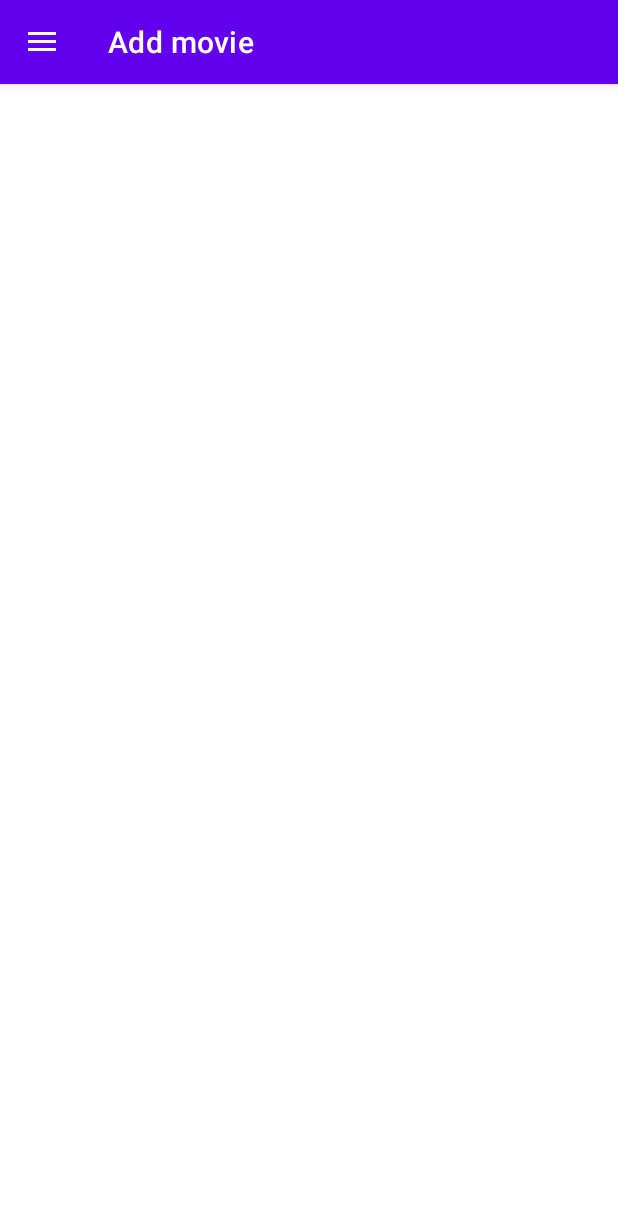
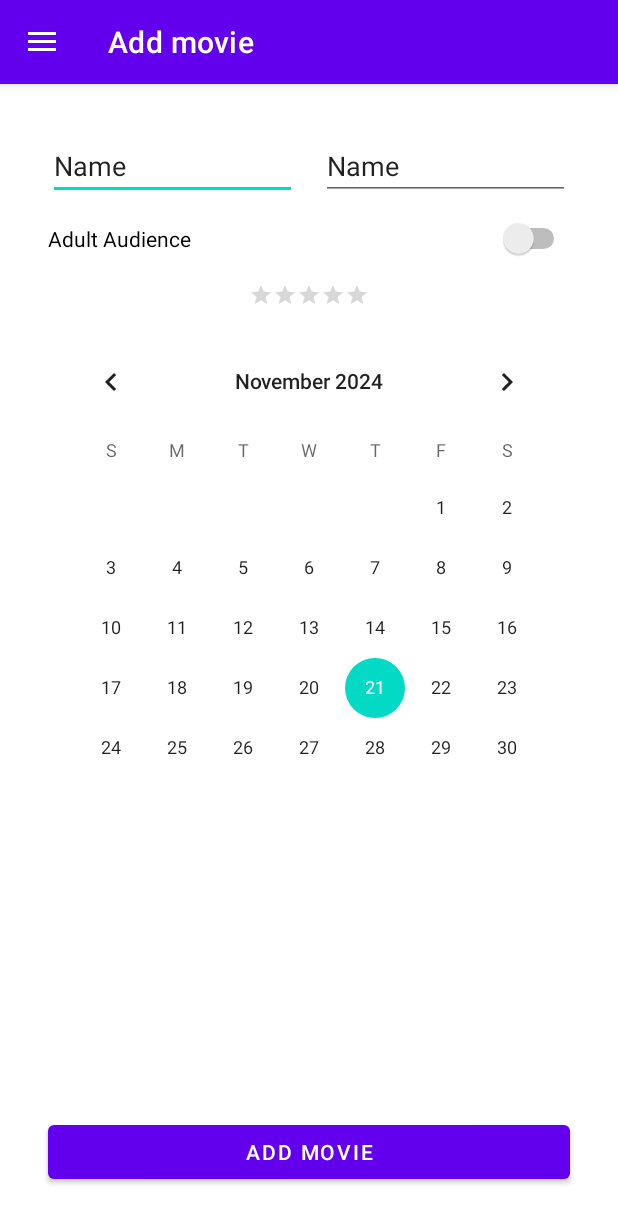
Before and after one commit to NorbertKlockiewicz/PUM24, an Android app: the screen it shows after launch (MainActivity), in the side drawer, after a tap on "Add movie", on a phone screen of 412 x 824 dp. Shown: the top 1223 px of the screen. Run offline under Robolectric (Android 15) with nearby library versions, the phone set to English and light mode, and no system bars; our stand-ins replace navigation-ui.

Commit message:
Add solution

```diff
--- a/app/src/main/res/layout/fragment_add_movie.xml
+++ b/app/src/main/res/layout/fragment_add_movie.xml
@@ -5,5 +5,78 @@
     android:layout_width="match_parent"
     android:layout_height="match_parent"
     android:padding="16dp">
+<Switch
+        android:id="@+id/switchAudience"
+        android:layout_width="0dp"
+        android:layout_height="wrap_content"
+        android:layout_marginStart="16dp"
+        android:layout_marginTop="12dp"
+        android:layout_marginEnd="16dp"
+        android:text="Adult Audience"
+        app:layout_constraintEnd_toEndOf="parent"
+        app:layout_constraintStart_toStartOf="parent"
+        app:layout_constraintTop_toBottomOf="@+id/editTextText7" />
+
+    <RatingBar
+        android:id="@+id/ratingBar"
+        style="?android:attr/ratingBarStyleSmall"
+        android:layout_width="wrap_content"
+        android:layout_height="wrap_content"
+        android:layout_marginTop="16dp"
+        app:layout_constraintEnd_toEndOf="parent"
+        app:layout_constraintStart_toStartOf="parent"
+        app:layout_constraintTop_toBottomOf="@+id/switchAudience" />
+
+    <Button
+        android:id="@+id/buttonUploadImage"
+        android:layout_width="0dp"
+        android:layout_height="wrap_content"
+        android:layout_marginStart="16dp"
+        android:layout_marginEnd="16dp"
+        android:layout_marginBottom="16dp"
+        android:text="Add movie"
+        app:layout_constraintBottom_toBottomOf="parent"
+        app:layout_constraintEnd_toEndOf="parent"
+        app:layout_constraintHorizontal_bias="0.0"
+        app:layout_constraintStart_toStartOf="parent" />
+
+    <EditText
+        android:id="@+id/editTextText7"
+        android:layout_width="0dp"
+        android:layout_height="wrap_content"
+        android:layout_marginStart="16dp"
+        android:layout_marginTop="16dp"
+        android:layout_marginEnd="16dp"
+        android:ems="10"
+        android:inputType="text"
+        android:text="Name"
+        app:layout_constraintEnd_toStartOf="@+id/editTextText8"
+        app:layout_constraintHorizontal_bias="0.5"
+        app:layout_constraintStart_toStartOf="parent"
+        app:layout_constraintTop_toTopOf="parent" />
+
+    <EditText
+        android:id="@+id/editTextText8"
+        android:layout_width="0dp"
+        android:layout_height="wrap_content"
+        android:layout_marginTop="16dp"
+        android:layout_marginEnd="16dp"
+        android:ems="10"
+        android:inputType="text"
+        android:text="Name"
+        app:layout_constraintEnd_toEndOf="parent"
+        app:layout_constraintHorizontal_bias="0.5"
+        app:layout_constraintStart_toEndOf="@+id/editTextText7"
+        app:layout_constraintTop_toTopOf="parent" />
+
+    <CalendarView
+        android:id="@+id/calendarView"
+        android:layout_width="wrap_content"
+        android:layout_height="wrap_content"
+        android:layout_marginTop="16dp"
+        app:layout_constraintEnd_toEndOf="parent"
+        app:layout_constraintStart_toStartOf="parent"
+        app:layout_constraintTop_toBottomOf="@+id/ratingBar" />
+
 
 </androidx.constraintlayout.widget.ConstraintLayout>
```
